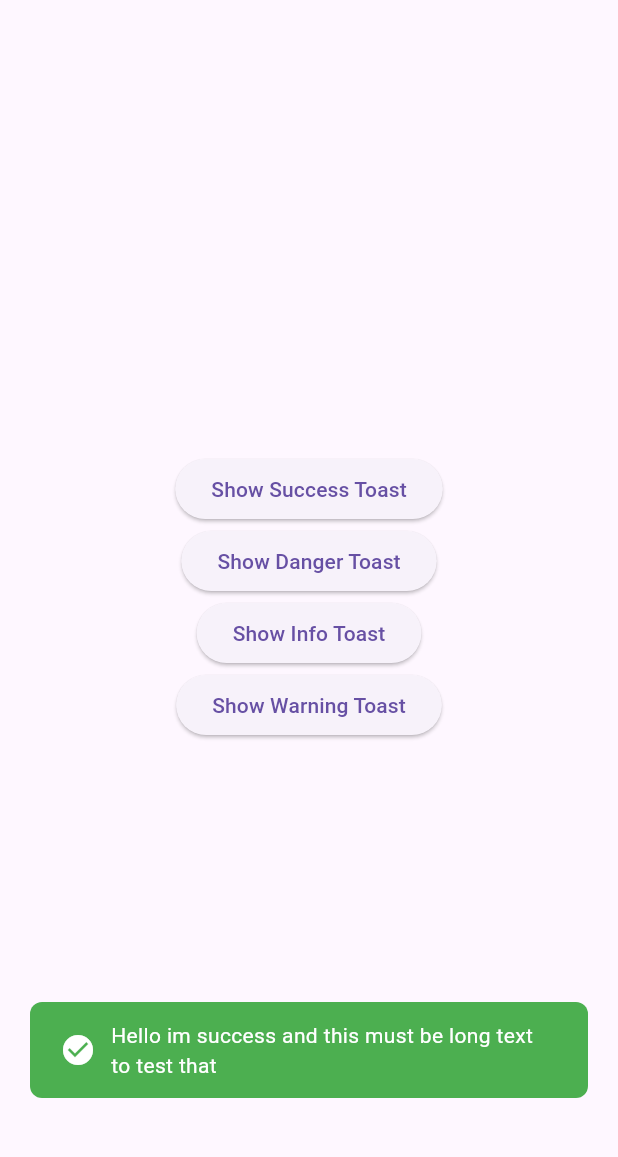
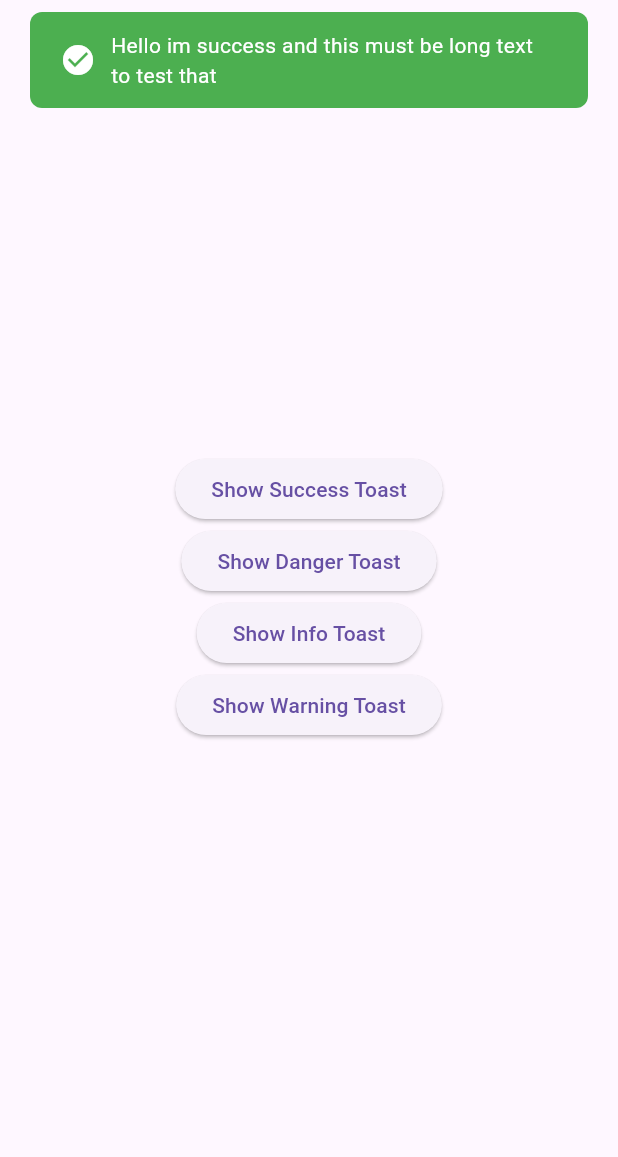
Before and after one commit to KhaledAl2mri/toast_plus, a Flutter app: the screen it shows after launch, after a tap on "Show Success Toast", on a phone screen of 412 x 824 dp, the part 63-1220 px from its top. Run offline on Flutter 3.47's test engine with Material 3 defaults, Android fonts, the phone set to English and light mode, and no system bars.

Commit message:
Add Feature
position : Added support for positioning the toast at the top or bottom of the screen.
isRTL : Added support for right-to-left text direction, aligning both the icon and text based on the isRTL flag.

```diff
--- a/example/lib/main.dart
+++ b/example/lib/main.dart
@@ -17,13 +17,13 @@ class MyApp extends StatelessWidget {
 
 class HomePage extends StatelessWidget {
   void _showToast(BuildContext context, ToastType type) {
-    ToastPlus.show(
-      context,
-      message:
-          "Hello im ${type.toString().split('.').last} and this must be long text to test that",
-      type: type,
-      duration: const Duration(seconds: 12),
-    );
+    ToastPlus.show(context,
+        message:
+            "Hello im ${type.toString().split('.').last} and this must be long text to test that",
+        type: type,
+        duration: const Duration(seconds: 3),
+        isRTL: false,
+        position: ToastPosition.top);
   }
 
   @override
--- a/lib/toast_plus.dart
+++ b/lib/toast_plus.dart
@@ -6,16 +6,20 @@ class ToastPlus {
     required String message,
     required ToastType type,
     Duration duration = const Duration(seconds: 2),
+    bool isRTL = false,
+    ToastPosition position = ToastPosition.bottom,
   }) {
     OverlayEntry overlayEntry = OverlayEntry(
       builder: (context) => Positioned(
-        bottom: 50,
-        left: 0,
-        right: 0,
+        left: (position == ToastPosition.bottom && !isRTL) ? 0 : null,
+        right: (position == ToastPosition.bottom && isRTL) ? 0 : null,
+        bottom: position == ToastPosition.bottom ? 50 : null,
+        top: position == ToastPosition.top ? 50 : null,
         child: ToastWidget(
           message: message,
           type: type,
           duration: duration,
+          isRTL: isRTL,
         ),
       ),
     );
@@ -32,11 +36,13 @@ class ToastWidget extends StatefulWidget {
   final String message;
   final ToastType type;
   final Duration duration;
+  final bool isRTL;
 
   ToastWidget({
     required this.message,
     required this.type,
     required this.duration,
+    this.isRTL = false,
   });
 
   @override
@@ -82,7 +88,13 @@ class _ToastWidgetState extends State<ToastWidget>
       opacity: _fadeAnimation,
       child: Material(
         color: Colors.transparent,
+        child: Align(
+          alignment:
+              widget.isRTL ? Alignment.centerRight : Alignment.centerLeft,
           child: Container(
+            constraints: BoxConstraints(
+              maxWidth: MediaQuery.of(context).size.width - 40,
+            ),
             padding: EdgeInsets.symmetric(horizontal: 20, vertical: 12),
             margin: EdgeInsets.symmetric(horizontal: 20),
             decoration: BoxDecoration(
@@ -90,17 +102,34 @@ class _ToastWidgetState extends State<ToastWidget>
               borderRadius: BorderRadius.circular(8),
             ),
             child: Row(
-            mainAxisAlignment: MainAxisAlignment.center,
+              mainAxisAlignment: widget.isRTL
+                  ? MainAxisAlignment.end
+                  : MainAxisAlignment.start,
               children: [
+                if (widget.isRTL) ...[
+                  SizedBox(width: 10),
+                  Expanded(
+                    child: Text(
+                      widget.message,
+                      style: TextStyle(color: Colors.white),
+                      textAlign: TextAlign.right,
+                    ),
+                  ),
+                  SizedBox(width: 10),
+                  _getIcon(widget.type),
+                ] else ...[
                   _getIcon(widget.type),
                   SizedBox(width: 10),
                   Expanded(
                     child: Text(
                       widget.message,
                       style: TextStyle(color: Colors.white),
+                      textAlign: TextAlign.left,
                     ),
                   ),
                 ],
+              ],
+            ),
           ),
         ),
       ),
@@ -150,3 +179,5 @@ class _ToastWidgetState extends State<ToastWidget>
 }
 
 enum ToastType { success, danger, info, warning }
+
+enum ToastPosition { top, bottom }
--- a/pubspec.yaml
+++ b/pubspec.yaml
@@ -1,6 +1,6 @@
 name: toast_plus
 description: A customizable toast notification package for Flutter with advanced features and great design.
-version: 1.0.6
+version: 1.0.7
 homepage: https://github.com/KhaledAl2mri/toast_plus
 
 environment:
```
Also changed, not shown: 2 other files. Lines whose indentation alone changed are shown as unchanged.
